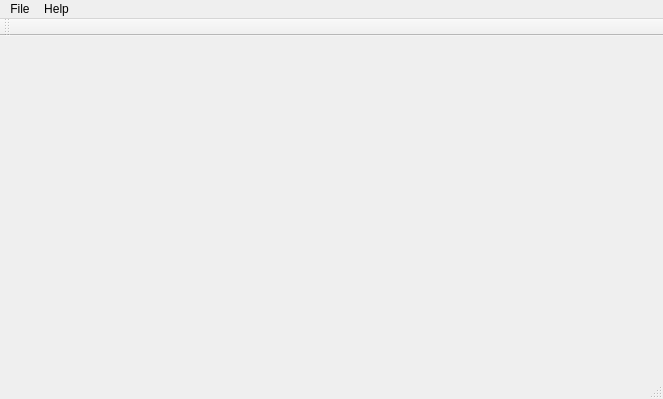
The window that huggleQT/huggle/mainwindow.ui (huggle/huggle) describes before a commit, drawn with Qt 5.
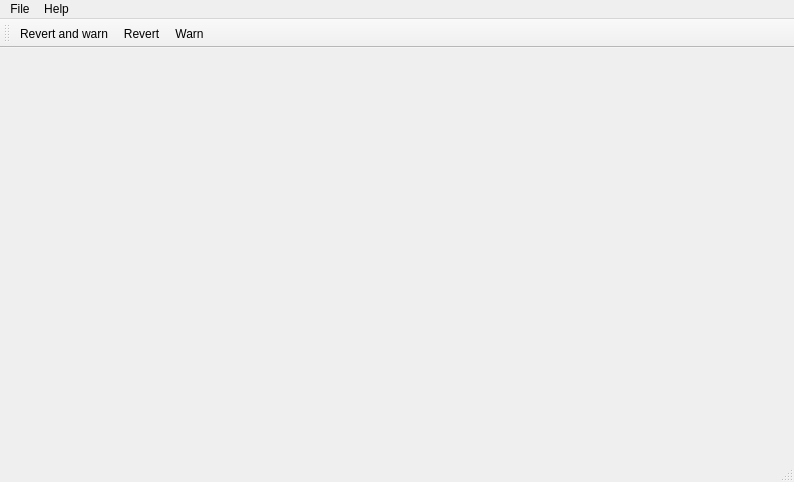
The same window after the commit. Icons and pictures are not drawn.

Diff of the .ui file:
```diff
--- a/huggleQT/huggle/mainwindow.ui
+++ b/huggleQT/huggle/mainwindow.ui
@@ -6,8 +6,8 @@
    <rect>
     <x>0</x>
     <y>0</y>
-    <width>663</width>
-    <height>399</height>
+    <width>794</width>
+    <height>482</height>
    </rect>
   </property>
   <property name="windowTitle">
@@ -18,28 +18,36 @@
     <normaloff>:/huggle/pictures/Resources/huggle3_newlogo.ico</normaloff>:/huggle/pictures/Resources/huggle3_newlogo.ico</iconset>
   </property>
   <widget class="QWidget" name="centralWidget">
-   <widget class="QWidget" name="verticalLayoutWidget">
-    <property name="geometry">
-     <rect>
-      <x>170</x>
-      <y>80</y>
-      <width>160</width>
-      <height>80</height>
-     </rect>
+   <property name="enabled">
+    <bool>true</bool>
+   </property>
+   <property name="sizePolicy">
+    <sizepolicy hsizetype="Preferred" vsizetype="Preferred">
+     <horstretch>0</horstretch>
+     <verstretch>0</verstretch>
+    </sizepolicy>
+   </property>
+   <property name="maximumSize">
+    <size>
+     <width>16777215</width>
+     <height>16777215</height>
+    </size>
+   </property>
+   <layout class="QVBoxLayout" name="verticalLayout">
+    <property name="spacing">
+     <number>0</number>
     </property>
-    <layout class="QVBoxLayout" name="verticalLayout">
-     <property name="sizeConstraint">
-      <enum>QLayout::SetMaximumSize</enum>
-     </property>
-    </layout>
-   </widget>
+    <property name="margin">
+     <number>0</number>
+    </property>
+   </layout>
   </widget>
   <widget class="QMenuBar" name="menuBar">
    <property name="geometry">
     <rect>
      <x>0</x>
      <y>0</y>
-     <width>663</width>
+     <width>794</width>
      <height>23</height>
     </rect>
    </property>
@@ -69,6 +77,9 @@
    <attribute name="toolBarBreak">
     <bool>false</bool>
    </attribute>
+   <addaction name="actionRevert_and_warn"/>
+   <addaction name="actionRevert"/>
+   <addaction name="actionWarn"/>
   </widget>
   <widget class="QStatusBar" name="statusBar"/>
   <action name="actionPreferences">
@@ -91,6 +102,33 @@
     <string>About</string>
    </property>
   </action>
+  <action name="actionRevert_and_warn">
+   <property name="icon">
+    <iconset resource="pictures.qrc">
+     <normaloff>:/huggle/pictures/Resources/diff-revert-warn.png</normaloff>:/huggle/pictures/Resources/diff-revert-warn.png</iconset>
+   </property>
+   <property name="text">
+    <string>Revert and warn</string>
+   </property>
+  </action>
+  <action name="actionRevert">
+   <property name="icon">
+    <iconset resource="pictures.qrc">
+     <normaloff>:/huggle/pictures/Resources/diff-revert.png</normaloff>:/huggle/pictures/Resources/diff-revert.png</iconset>
+   </property>
+   <property name="text">
+    <string>Revert</string>
+   </property>
+  </action>
+  <action name="actionWarn">
+   <property name="icon">
+    <iconset resource="pictures.qrc">
+     <normaloff>:/huggle/pictures/Resources/user-warn.png</normaloff>:/huggle/pictures/Resources/user-warn.png</iconset>
+   </property>
+   <property name="text">
+    <string>Warn</string>
+   </property>
+  </action>
  </widget>
  <layoutdefault spacing="6" margin="11"/>
  <resources>
```
